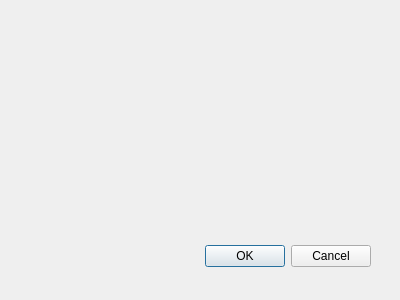
This is qt/qt_designer/task1/dialog.ui in ArkadiyAbramovich/Homeworks as Qt 5 draws it before an edit. The edited form follows.
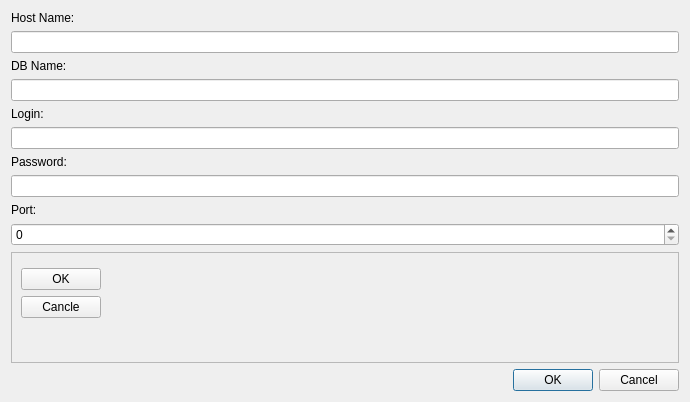
This is the edited form.

What changed in the file:
```diff
--- a/qt/qt_designer/task1/dialog.ui
+++ b/qt/qt_designer/task1/dialog.ui
@@ -8,29 +8,119 @@
    <rect>
     <x>0</x>
     <y>0</y>
-    <width>400</width>
-    <height>300</height>
+    <width>690</width>
+    <height>402</height>
    </rect>
   </property>
   <property name="windowTitle">
    <string>Dialog</string>
   </property>
-  <widget class="QDialogButtonBox" name="buttonBox">
-   <property name="geometry">
-    <rect>
-     <x>30</x>
-     <y>240</y>
-     <width>341</width>
-     <height>32</height>
-    </rect>
-   </property>
-   <property name="orientation">
-    <enum>Qt::Horizontal</enum>
-   </property>
-   <property name="standardButtons">
-    <set>QDialogButtonBox::Cancel|QDialogButtonBox::Ok</set>
-   </property>
-  </widget>
+  <layout class="QGridLayout" name="gridLayout_2">
+   <item row="0" column="0">
+    <layout class="QGridLayout" name="gridLayout">
+     <item row="0" column="0">
+      <widget class="QLabel" name="label">
+       <property name="text">
+        <string>Host Name:</string>
+       </property>
+       <property name="scaledContents">
+        <bool>false</bool>
+       </property>
+      </widget>
+     </item>
+     <item row="1" column="0">
+      <widget class="QLineEdit" name="lineEdit">
+       <property name="maxLength">
+        <number>30</number>
+       </property>
+      </widget>
+     </item>
+     <item row="2" column="0">
+      <widget class="QLabel" name="label_2">
+       <property name="text">
+        <string>DB Name:</string>
+       </property>
+      </widget>
+     </item>
+     <item row="3" column="0">
+      <widget class="QLineEdit" name="lineEdit_2"/>
+     </item>
+     <item row="4" column="0">
+      <widget class="QLabel" name="label_3">
+       <property name="text">
+        <string>Login:</string>
+       </property>
+      </widget>
+     </item>
+     <item row="5" column="0">
+      <widget class="QLineEdit" name="lineEdit_3"/>
+     </item>
+     <item row="6" column="0">
+      <widget class="QLabel" name="label_4">
+       <property name="text">
+        <string>Password:</string>
+       </property>
+      </widget>
+     </item>
+     <item row="7" column="0">
+      <widget class="QLineEdit" name="lineEdit_4"/>
+     </item>
+     <item row="9" column="0">
+      <widget class="QLabel" name="label_5">
+       <property name="text">
+        <string>Port:</string>
+       </property>
+      </widget>
+     </item>
+     <item row="10" column="0">
+      <widget class="QSpinBox" name="spinBox"/>
+     </item>
+    </layout>
+   </item>
+   <item row="2" column="0">
+    <widget class="QFrame" name="frame">
+     <property name="frameShape">
+      <enum>QFrame::StyledPanel</enum>
+     </property>
+     <property name="frameShadow">
+      <enum>QFrame::Raised</enum>
+     </property>
+     <layout class="QFormLayout" name="formLayout">
+      <item row="0" column="0">
+       <layout class="QHBoxLayout" name="horizontalLayout_2"/>
+      </item>
+      <item row="2" column="0">
+       <layout class="QHBoxLayout" name="horizontalLayout">
+        <item>
+         <widget class="QPushButton" name="pushButton_2">
+          <property name="text">
+           <string>Cancle</string>
+          </property>
+         </widget>
+        </item>
+       </layout>
+      </item>
+      <item row="1" column="0">
+       <widget class="QPushButton" name="pushButton">
+        <property name="text">
+         <string>OK</string>
+        </property>
+       </widget>
+      </item>
+     </layout>
+    </widget>
+   </item>
+   <item row="3" column="0">
+    <widget class="QDialogButtonBox" name="buttonBox">
+     <property name="orientation">
+      <enum>Qt::Horizontal</enum>
+     </property>
+     <property name="standardButtons">
+      <set>QDialogButtonBox::Cancel|QDialogButtonBox::Ok</set>
+     </property>
+    </widget>
+   </item>
+  </layout>
  </widget>
  <pixmapfunction/>
  <resources/>
```
Left out of the diff: 5 changed lines with no effect on the pictures.
